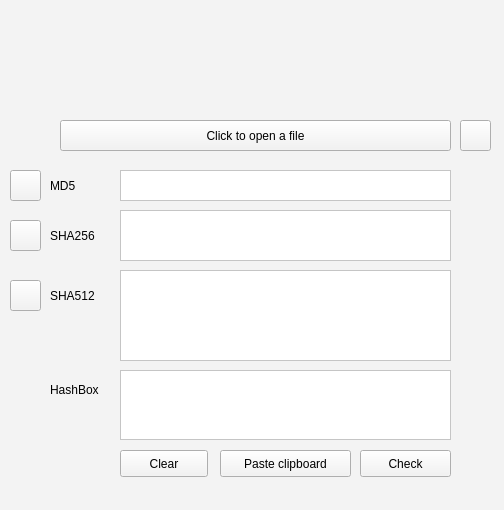
Old version of the form ui/MainWindow.ui in the repository Rizwan-Hasan/Hash-Checker-OLD.
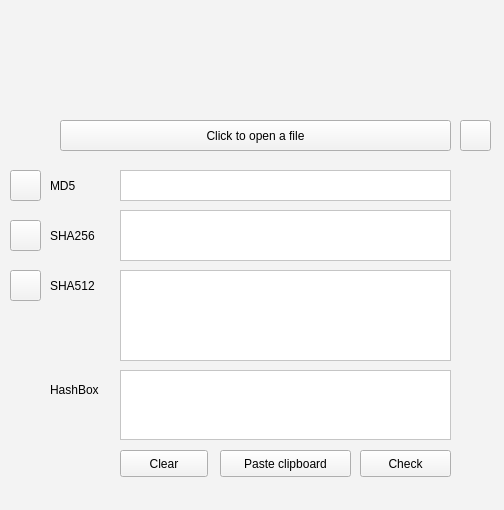
New version of the form. Icons and pictures are not drawn.

The edit to the form file:
```diff
--- a/ui/MainWindow.ui
+++ b/ui/MainWindow.ui
@@ -201,7 +201,7 @@
     <property name="geometry">
      <rect>
       <x>50</x>
-      <y>280</y>
+      <y>270</y>
       <width>61</width>
       <height>31</height>
      </rect>
@@ -401,7 +401,7 @@
     <property name="geometry">
      <rect>
       <x>10</x>
-      <y>280</y>
+      <y>270</y>
       <width>31</width>
       <height>31</height>
      </rect>
```
